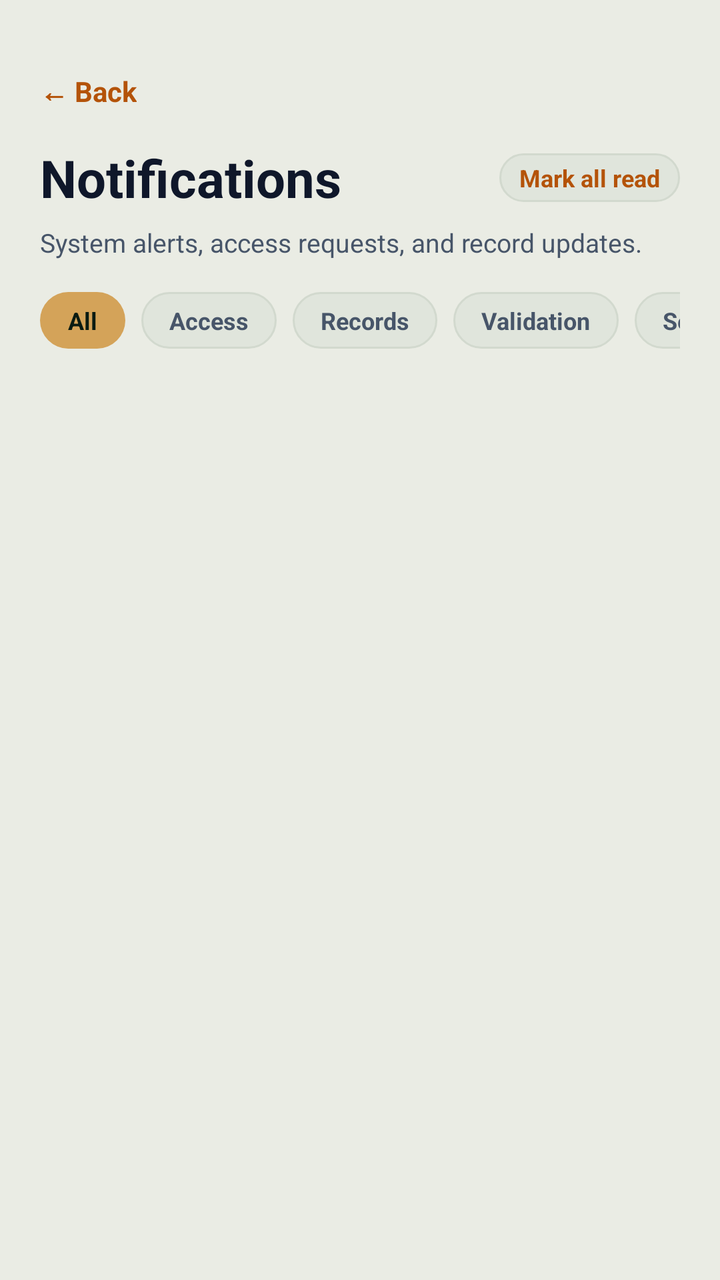
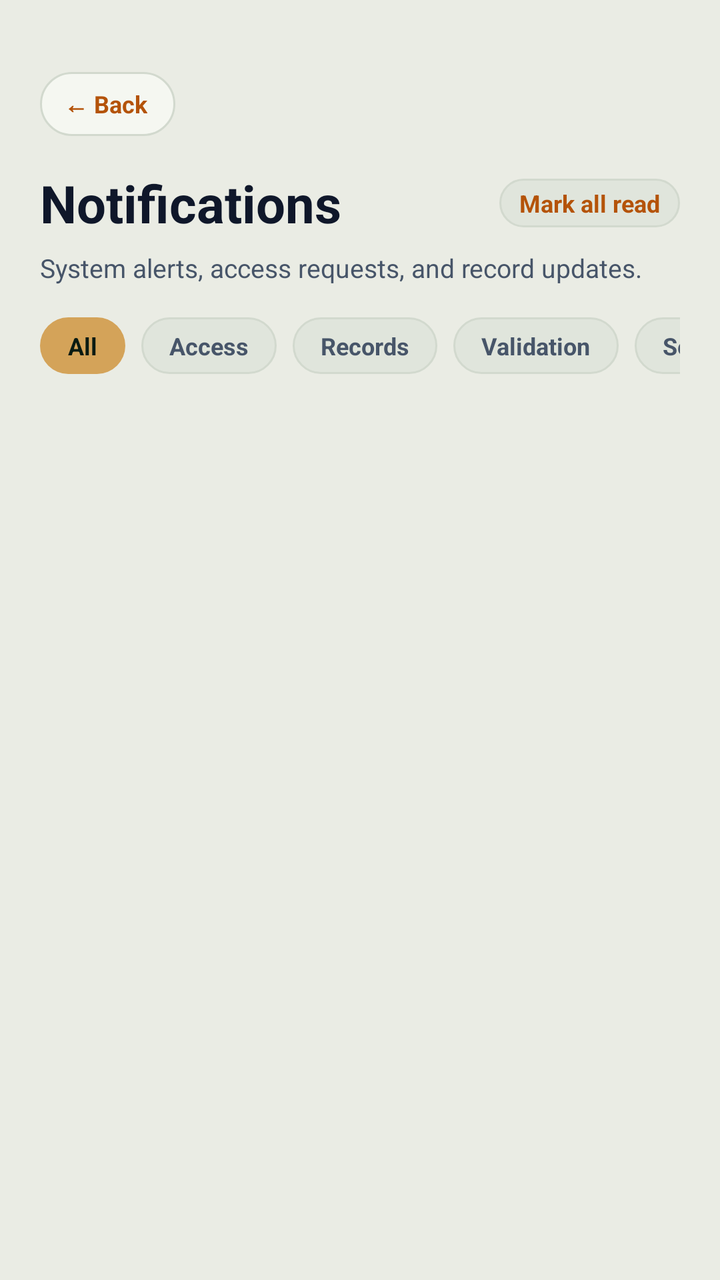

Screens rendered from an Android XML layout before and after an edit, with the pre-edit source and the edit as a unified diff.
<!-- AndroidManifest.xml: application theme Theme.BTProject2 -->
<!-- res/layout/activity_notifications.xml -->
<?xml version="1.0" encoding="utf-8"?>
<LinearLayout xmlns:android="http://schemas.android.com/apk/res/android"
    android:layout_width="match_parent"
    android:layout_height="match_parent"
    android:orientation="vertical"
    android:background="@color/forest_bg"
    android:fitsSystemWindows="true">

    
    <LinearLayout
        android:layout_width="match_parent"
        android:layout_height="wrap_content"
        android:orientation="vertical"
        android:paddingTop="36dp"
        android:paddingStart="20dp"
        android:paddingEnd="20dp"
        android:paddingBottom="16dp">

        <TextView
            android:id="@+id/btnBack"
            android:layout_width="wrap_content"
            android:layout_height="wrap_content"
            android:text="← Back"
            android:textSize="14sp"
            android:textStyle="bold"
            android:textColor="@color/gold_accent"
            android:layout_marginBottom="16dp"
            android:clickable="true"
            android:focusable="true" />

        <LinearLayout
            android:layout_width="match_parent"
            android:layout_height="wrap_content"
            android:orientation="horizontal"
            android:gravity="center_vertical"
            android:layout_marginBottom="6dp">

            <TextView
                android:layout_width="0dp"
                android:layout_height="wrap_content"
                android:layout_weight="1"
                android:text="Notifications"
                android:textSize="26sp"
                android:textStyle="bold"
                android:textColor="@color/text_primary" />

            <TextView
                android:id="@+id/btnMarkAllRead"
                android:layout_width="wrap_content"
                android:layout_height="wrap_content"
                android:text="Mark all read"
                android:textSize="12sp"
                android:textStyle="bold"
                android:textColor="@color/gold_accent"
                android:background="@drawable/badge_pill_dark"
                android:paddingStart="10dp"
                android:paddingEnd="10dp"
                android:paddingTop="4dp"
                android:paddingBottom="4dp"
                android:clickable="true"
                android:focusable="true" />
        </LinearLayout>

        <TextView
            android:id="@+id/tvNotifSubtitle"
            android:layout_width="wrap_content"
            android:layout_height="wrap_content"
            android:text="System alerts, access requests, and record updates."
            android:textSize="13sp"
            android:textColor="@color/text_secondary"
            android:layout_marginBottom="16dp" />

        
        <HorizontalScrollView
            android:layout_width="match_parent"
            android:layout_height="wrap_content"
            android:scrollbars="none"
            android:overScrollMode="never">

            <LinearLayout
                android:layout_width="wrap_content"
                android:layout_height="wrap_content"
                android:orientation="horizontal">

                <TextView
                    android:id="@+id/chipAll"
                    android:layout_width="wrap_content"
                    android:layout_height="wrap_content"
                    android:text="All"
                    android:textSize="12sp"
                    android:textStyle="bold"
                    android:textColor="#0A1B12"
                    android:background="@drawable/badge_pill_gold"
                    android:paddingStart="14dp"
                    android:paddingEnd="14dp"
                    android:paddingTop="6dp"
                    android:paddingBottom="6dp"
                    android:layout_marginEnd="8dp"
                    android:clickable="true"
                    android:focusable="true" />

                <TextView
                    android:id="@+id/chipAccess"
                    android:layout_width="wrap_content"
                    android:layout_height="wrap_content"
                    android:text="Access"
                    android:textSize="12sp"
                    android:textStyle="bold"
                    android:textColor="@color/text_secondary"
                    android:background="@drawable/badge_pill_dark"
                    android:paddingStart="14dp"
                    android:paddingEnd="14dp"
                    android:paddingTop="6dp"
                    android:paddingBottom="6dp"
                    android:layout_marginEnd="8dp"
                    android:clickable="true"
                    android:focusable="true" />

                <TextView
                    android:id="@+id/chipRecords"
                    android:layout_width="wrap_content"
                    android:layout_height="wrap_content"
                    android:text="Records"
                    android:textSize="12sp"
                    android:textStyle="bold"
                    android:textColor="@color/text_secondary"
                    android:background="@drawable/badge_pill_dark"
                    android:paddingStart="14dp"
                    android:paddingEnd="14dp"
                    android:paddingTop="6dp"
                    android:paddingBottom="6dp"
                    android:layout_marginEnd="8dp"
                    android:clickable="true"
                    android:focusable="true" />

                <TextView
                    android:id="@+id/chipValidation"
                    android:layout_width="wrap_content"
                    android:layout_height="wrap_content"
                    android:text="Validation"
                    android:textSize="12sp"
                    android:textStyle="bold"
                    android:textColor="@color/text_secondary"
                    android:background="@drawable/badge_pill_dark"
                    android:paddingStart="14dp"
                    android:paddingEnd="14dp"
                    android:paddingTop="6dp"
                    android:paddingBottom="6dp"
                    android:layout_marginEnd="8dp"
                    android:clickable="true"
                    android:focusable="true" />

                <TextView
                    android:id="@+id/chipSecurity"
                    android:layout_width="wrap_content"
                    android:layout_height="wrap_content"
                    android:text="Security"
                    android:textSize="12sp"
                    android:textStyle="bold"
                    android:textColor="@color/text_secondary"
                    android:background="@drawable/badge_pill_dark"
                    android:paddingStart="14dp"
                    android:paddingEnd="14dp"
                    android:paddingTop="6dp"
                    android:paddingBottom="6dp"
                    android:clickable="true"
                    android:focusable="true" />

            </LinearLayout>
        </HorizontalScrollView>
    </LinearLayout>

    
    <FrameLayout
        android:layout_width="match_parent"
        android:layout_height="match_parent"
        android:paddingStart="20dp"
        android:paddingEnd="20dp">

        <androidx.recyclerview.widget.RecyclerView
            android:id="@+id/rvNotifications"
            android:layout_width="match_parent"
            android:layout_height="match_parent"
            android:clipToPadding="false"
            android:paddingBottom="24dp" />

        
        <LinearLayout
            android:id="@+id/layoutEmptyNotifications"
            android:layout_width="match_parent"
            android:layout_height="match_parent"
            android:orientation="vertical"
            android:gravity="center"
            android:visibility="gone"
            android:padding="32dp">

            <TextView
                android:layout_width="64dp"
                android:layout_height="64dp"
                android:gravity="center"
                android:text="🔔"
                android:textSize="28sp"
                android:background="@drawable/circle_dark_action"
                android:layout_marginBottom="16dp" />

            <TextView
                android:layout_width="wrap_content"
                android:layout_height="wrap_content"
                android:text="No notifications yet"
                android:textSize="17sp"
                android:textStyle="bold"
                android:textColor="@color/text_primary"
                android:layout_marginBottom="6dp" />

            <TextView
                android:layout_width="wrap_content"
                android:layout_height="wrap_content"
                android:text="You're all caught up on tree records, access requests, and security updates."
                android:textSize="13sp"
                android:textColor="@color/text_secondary"
                android:gravity="center"
                android:lineSpacingMultiplier="1.3" />
        </LinearLayout>

    </FrameLayout>

</LinearLayout>
<!-- resources referenced by this layout -->
<resources>
  <color name="forest_bg">#EAECE4</color>
  <color name="gold_accent">#B45309</color>
  <color name="text_primary">#0F172A</color>
  <color name="text_secondary">#475569</color>
  <!-- drawable badge_pill_dark (drawable) -->
  <?xml version="1.0" encoding="utf-8"?>
  <shape xmlns:android="http://schemas.android.com/apk/res/android"
      android:shape="rectangle">
      <solid android:color="@color/forest_card_light" />
      <corners android:radius="20dp" />
      <stroke
          android:width="1dp"
          android:color="@color/forest_card_border" />
  </shape>
  <!-- drawable badge_pill_gold (drawable) -->
  <?xml version="1.0" encoding="utf-8"?>
  <shape xmlns:android="http://schemas.android.com/apk/res/android"
      android:shape="rectangle">
      <solid android:color="#D4A359" />
      <corners android:radius="20dp" />
  </shape>
  <!-- drawable circle_dark_action (drawable) -->
  <?xml version="1.0" encoding="utf-8"?>
  <ripple xmlns:android="http://schemas.android.com/apk/res/android"
      android:color="#30FFFFFF">
      <item>
          <shape android:shape="oval">
              <solid android:color="@color/forest_card" />
              <stroke
                  android:width="1dp"
                  android:color="@color/forest_card_border" />
          </shape>
      </item>
  </ripple>
  <style name="Theme.BTProject2" parent="Theme.MaterialComponents.DayNight.NoActionBar">
          <item name="colorPrimary">@color/gold_accent</item>
          <item name="colorPrimaryDark">@color/gold_accent_dark</item>
          <item name="colorAccent">@color/gold_accent</item>
          <item name="android:windowBackground">@color/forest_bg</item>
          <item name="android:statusBarColor">@color/forest_bg</item>
          <item name="android:windowLightStatusBar">true</item>
      </style>
  <color name="forest_card_light">#E0E5DC</color>
  <color name="forest_card_border">#D2D9CE</color>
  <color name="forest_card">#F5F7F1</color>
  <color name="gold_accent_dark">#78350F</color>
</resources>

<!-- the commit's change to res/layout/activity_notifications.xml (unified diff, before → after) -->
@@ -19,11 +19,15 @@
         <TextView
             android:id="@+id/btnBack"
             android:layout_width="wrap_content"
-            android:layout_height="wrap_content"
+            android:layout_height="32dp"
+            android:background="@drawable/bg_nav_back_pill"
+            android:gravity="center_vertical"
+            android:paddingStart="12dp"
+            android:paddingEnd="14dp"
             android:text="← Back"
-            android:textSize="14sp"
+            android:textSize="12sp"
             android:textStyle="bold"
-            android:textColor="@color/gold_accent"
+            android:textColor="@color/primary"
             android:layout_marginBottom="16dp"
             android:clickable="true"
             android:focusable="true" />
<!-- resource entries referenced after the edit -->
@@ -2,6 +2,7 @@
 <resources>
   <color name="forest_bg">#EAECE4</color>
   <color name="gold_accent">#B45309</color>
+  <color name="primary">#B45309</color>
   <color name="text_primary">#0F172A</color>
   <color name="text_secondary">#475569</color>
   <!-- drawable badge_pill_dark (drawable) -->
@@ -21,6 +22,20 @@
       <solid android:color="#D4A359" />
       <corners android:radius="20dp" />
   </shape>
+  <!-- drawable bg_nav_back_pill (drawable) -->
+  <?xml version="1.0" encoding="utf-8"?>
+  <ripple xmlns:android="http://schemas.android.com/apk/res/android"
+      android:color="@color/gold_accent">
+      <item>
+          <shape android:shape="rectangle">
+              <solid android:color="@color/card_bg" />
+              <corners android:radius="20dp" />
+              <stroke
+                  android:width="1dp"
+                  android:color="@color/card_border" />
+          </shape>
+      </item>
+  </ripple>
   <!-- drawable circle_dark_action (drawable) -->
   <?xml version="1.0" encoding="utf-8"?>
   <ripple xmlns:android="http://schemas.android.com/apk/res/android"
@@ -44,6 +59,8 @@
       </style>
   <color name="forest_card_light">#E0E5DC</color>
   <color name="forest_card_border">#D2D9CE</color>
+  <color name="card_bg">#F5F7F1</color>
+  <color name="card_border">#D2D9CE</color>
   <color name="forest_card">#F5F7F1</color>
   <color name="gold_accent_dark">#78350F</color>
 </resources>
